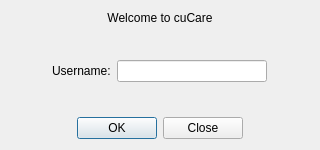
This is cuCareQtApp/CUCare/loginscreen.ui in chrispwright/comp3004cuCarePrivate as Qt 5 draws it before an edit. The edited form follows.
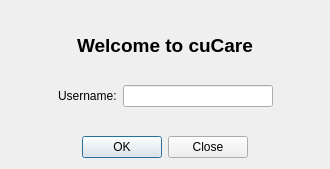
This is the edited form.

What changed in the file:
```diff
--- a/cuCareQtApp/CUCare/loginscreen.ui
+++ b/cuCareQtApp/CUCare/loginscreen.ui
@@ -9,16 +9,75 @@
    <rect>
     <x>0</x>
     <y>0</y>
-    <width>320</width>
-    <height>150</height>
+    <width>330</width>
+    <height>169</height>
    </rect>
   </property>
   <property name="windowTitle">
    <string>Login</string>
   </property>
   <layout class="QGridLayout" name="gridLayout_2">
-   <item row="0" column="0" colspan="3">
+   <item row="6" column="0" colspan="3">
+    <widget class="QDialogButtonBox" name="buttonBox">
+     <property name="orientation">
+      <enum>Qt::Horizontal</enum>
+     </property>
+     <property name="standardButtons">
+      <set>QDialogButtonBox::Close|QDialogButtonBox::Ok</set>
+     </property>
+     <property name="centerButtons">
+      <bool>true</bool>
+     </property>
+    </widget>
+   </item>
+   <item row="3" column="0">
+    <spacer name="horizontalSpacer">
+     <property name="orientation">
+      <enum>Qt::Horizontal</enum>
+     </property>
+     <property name="sizeHint" stdset="0">
+      <size>
+       <width>40</width>
+       <height>20</height>
+      </size>
+     </property>
+    </spacer>
+   </item>
+   <item row="5" column="1">
+    <spacer name="verticalSpacer">
+     <property name="orientation">
+      <enum>Qt::Vertical</enum>
+     </property>
+     <property name="sizeHint" stdset="0">
+      <size>
+       <width>20</width>
+       <height>40</height>
+      </size>
+     </property>
+    </spacer>
+   </item>
+   <item row="2" column="1">
+    <spacer name="verticalSpacer_2">
+     <property name="orientation">
+      <enum>Qt::Vertical</enum>
+     </property>
+     <property name="sizeHint" stdset="0">
+      <size>
+       <width>20</width>
+       <height>40</height>
+      </size>
+     </property>
+    </spacer>
+   </item>
+   <item row="1" column="0" colspan="3">
     <widget class="QLabel" name="label_3">
+     <property name="font">
+      <font>
+       <pointsize>14</pointsize>
+       <weight>75</weight>
+       <bold>true</bold>
+      </font>
+     </property>
      <property name="text">
       <string>Welcome to cuCare</string>
      </property>
@@ -27,20 +86,7 @@
      </property>
     </widget>
    </item>
-   <item row="2" column="0">
-    <spacer name="horizontalSpacer">
-     <property name="orientation">
-      <enum>Qt::Horizontal</enum>
-     </property>
-     <property name="sizeHint" stdset="0">
-      <size>
-       <width>40</width>
-       <height>20</height>
-      </size>
-     </property>
-    </spacer>
-   </item>
-   <item row="2" column="2">
+   <item row="3" column="2">
     <spacer name="horizontalSpacer_2">
      <property name="orientation">
       <enum>Qt::Horizontal</enum>
@@ -53,20 +99,7 @@
      </property>
     </spacer>
    </item>
-   <item row="4" column="1">
-    <spacer name="verticalSpacer">
-     <property name="orientation">
-      <enum>Qt::Vertical</enum>
-     </property>
-     <property name="sizeHint" stdset="0">
-      <size>
-       <width>20</width>
-       <height>40</height>
-      </size>
-     </property>
-    </spacer>
-   </item>
-   <item row="2" column="1">
+   <item row="3" column="1">
     <layout class="QGridLayout" name="gridLayout">
      <item row="1" column="1">
       <widget class="QLineEdit" name="editUsername">
@@ -93,8 +126,8 @@
      </item>
     </layout>
    </item>
-   <item row="1" column="1">
-    <spacer name="verticalSpacer_2">
+   <item row="0" column="1">
+    <spacer name="verticalSpacer_3">
      <property name="orientation">
       <enum>Qt::Vertical</enum>
      </property>
@@ -106,19 +139,6 @@
      </property>
     </spacer>
    </item>
-   <item row="5" column="0" colspan="3">
-    <widget class="QDialogButtonBox" name="buttonBox">
-     <property name="orientation">
-      <enum>Qt::Horizontal</enum>
-     </property>
-     <property name="standardButtons">
-      <set>QDialogButtonBox::Close|QDialogButtonBox::Ok</set>
-     </property>
-     <property name="centerButtons">
-      <bool>true</bool>
-     </property>
-    </widget>
-   </item>
   </layout>
  </widget>
  <resources/>
```
